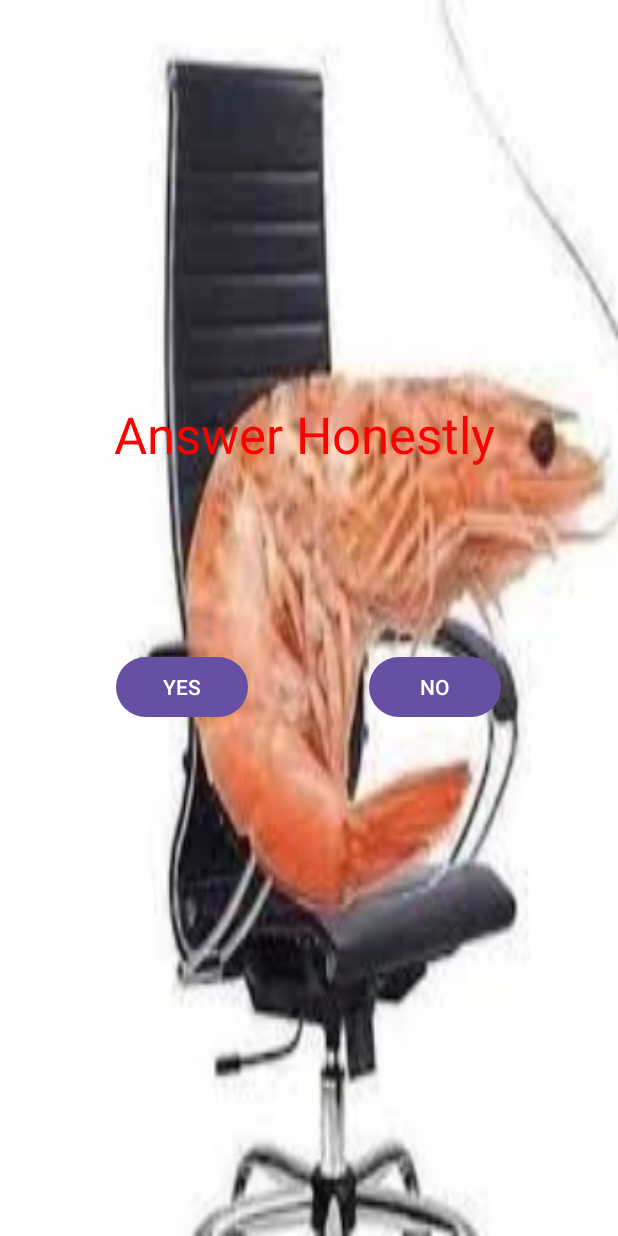
After one commit to fl-3650/ShrimpDetector, an Android app: the fragment QuestionFragment shown on its own in the app's theme, on a phone screen of 412 x 824 dp. The commit adds this screen. Run offline under Robolectric (Android 15) with nearby library versions, the phone set to English and light mode, and no system bars.

```diff
--- /dev/null
+++ b/app/src/main/java/com/example/shrimpdetector/QuestionFragment.java
@@ -0,0 +1,64 @@
+package com.example.shrimpdetector;
+
+import android.os.Bundle;
+
+import androidx.fragment.app.Fragment;
+
+import android.view.LayoutInflater;
+import android.view.View;
+import android.view.ViewGroup;
+
+/**
+ * A simple {@link Fragment} subclass.
+ * Use the {@link QuestionFragment#newInstance} factory method to
+ * create an instance of this fragment.
+ */
+public class QuestionFragment extends Fragment {
+
+    // TODO: Rename parameter arguments, choose names that match
+    // the fragment initialization parameters, e.g. ARG_ITEM_NUMBER
+    private static final String ARG_PARAM1 = "param1";
+    private static final String ARG_PARAM2 = "param2";
+
+    // TODO: Rename and change types of parameters
+    private String mParam1;
+    private String mParam2;
+
+    public QuestionFragment() {
+        // Required empty public constructor
+    }
+
+    /**
+     * Use this factory method to create a new instance of
+     * this fragment using the provided parameters.
+     *
+     * @param param1 Parameter 1.
+     * @param param2 Parameter 2.
+     * @return A new instance of fragment QuestionFragment.
+     */
+    // TODO: Rename and change types and number of parameters
+    public static QuestionFragment newInstance(String param1, String param2) {
+        QuestionFragment fragment = new QuestionFragment();
+        Bundle args = new Bundle();
+        args.putString(ARG_PARAM1, param1);
+        args.putString(ARG_PARAM2, param2);
+        fragment.setArguments(args);
+        return fragment;
+    }
+
+    @Override
+    public void onCreate(Bundle savedInstanceState) {
+        super.onCreate(savedInstanceState);
+        if (getArguments() != null) {
+            mParam1 = getArguments().getString(ARG_PARAM1);
+            mParam2 = getArguments().getString(ARG_PARAM2);
+        }
+    }
+
+    @Override
+    public View onCreateView(LayoutInflater inflater, ViewGroup container,
+                             Bundle savedInstanceState) {
+        // Inflate the layout for this fragment
+        return inflater.inflate(R.layout.fragment_question, container, false);
+    }
+}
--- /dev/null
+++ b/app/src/main/res/layout/fragment_question.xml
@@ -0,0 +1,41 @@
+<?xml version="1.0" encoding="utf-8"?>
+<androidx.constraintlayout.widget.ConstraintLayout xmlns:android="http://schemas.android.com/apk/res/android"
+    xmlns:app="http://schemas.android.com/apk/res-auto"
+    xmlns:tools="http://schemas.android.com/tools"
+    android:layout_width="match_parent"
+    android:layout_height="match_parent"
+    android:background="@drawable/shrimpinchair"
+    tools:context=".QuestionFragment">
+
+    <TextView
+        android:id="@+id/textView2"
+        android:layout_width="wrap_content"
+        android:layout_height="wrap_content"
+        android:layout_marginStart="76dp"
+        android:layout_marginBottom="512dp"
+        android:text="Answer Honestly"
+        android:textColor="#FF0000"
+        android:textSize="34sp"
+        app:layout_constraintBottom_toBottomOf="parent"
+        app:layout_constraintStart_toStartOf="parent" />
+
+    <Button
+        android:id="@+id/buttonYes"
+        android:layout_width="wrap_content"
+        android:layout_height="wrap_content"
+        android:layout_marginStart="77dp"
+        android:layout_marginBottom="342dp"
+        android:text="YES"
+        app:layout_constraintBottom_toBottomOf="parent"
+        app:layout_constraintStart_toStartOf="parent" />
+
+    <Button
+        android:id="@+id/button3"
+        android:layout_width="wrap_content"
+        android:layout_height="wrap_content"
+        android:layout_marginEnd="78dp"
+        android:layout_marginBottom="342dp"
+        android:text="NO"
+        app:layout_constraintBottom_toBottomOf="parent"
+        app:layout_constraintEnd_toEndOf="parent" />
+</androidx.constraintlayout.widget.ConstraintLayout>
--- a/app/src/main/res/values/strings.xml
+++ b/app/src/main/res/values/strings.xml
@@ -1,3 +1,5 @@
 <resources>
     <string name="app_name">ShrimpDetector</string>
+    <!-- TODO: Remove or change this placeholder text -->
+    <string name="hello_blank_fragment">Hello blank fragment</string>
 </resources>
```
Also changed, not shown: app/src/main/java/com/example/shrimpdetector/InitialFragment.java (added, +70 -0 lines), app/src/main/res/layout/activity_main.xml (+9 -27 lines), app/src/main/res/layout/fragment_initial.xml (added, +35 -0 lines), app/src/main/res/navigation/nav_graph.xml (added, +22 -0 lines), app/src/main/res/drawable/shrimpinchair.jpeg (added).
